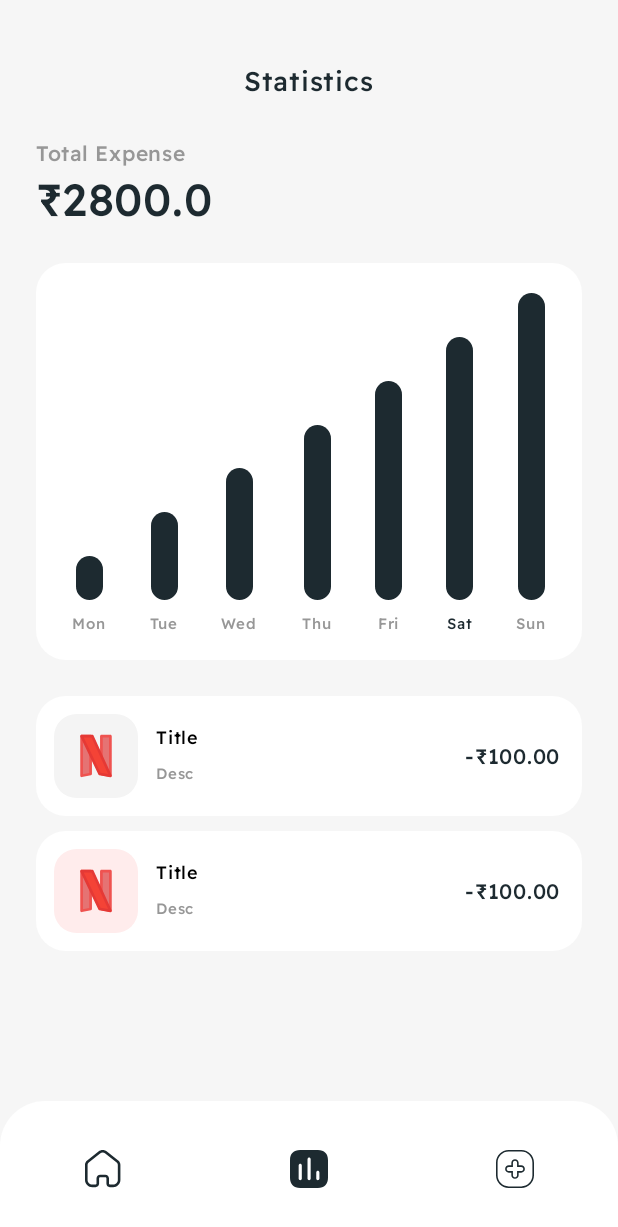
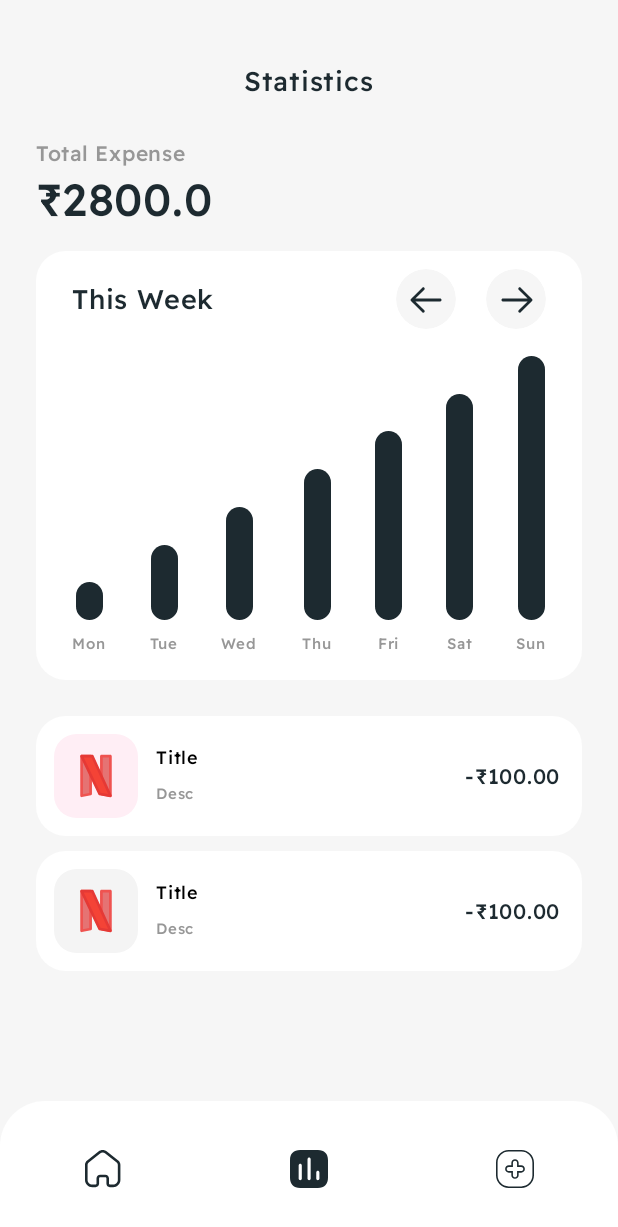
Before and after one commit to PiyushJT/Centsible, an Android app built with Jetpack Compose: the @Preview function StatsScreenPreview, on a phone screen of 412 x 824 dp. Shown: the top 1227 px of the screen. Run offline under Robolectric (Android 15) with nearby library versions, the phone set to English and light mode, and no system bars; our stand-ins replace Room's generated code.

Commit message:
Can Change Weeks in statistics screen (like next week and previous week)

```diff
--- a/app/build.gradle.kts
+++ b/app/build.gradle.kts
@@ -14,8 +14,8 @@ android {
         minSdk = 29
         //noinspection OldTargetApi
         targetSdk = 34
-        versionCode = 4
-        versionName = "1.03"
+        versionCode = 5
+        versionName = "1.05"
 
         testInstrumentationRunner = "androidx.test.runner.AndroidJUnitRunner"
         vectorDrawables {
--- a/app/src/main/java/com/piyushjt/centsible/ExpenseDao.kt
+++ b/app/src/main/java/com/piyushjt/centsible/ExpenseDao.kt
@@ -23,7 +23,7 @@ interface ExpenseDao {
     @Query("SELECT * FROM expense WHERE amount < 0 AND date BETWEEN :startDate AND :endDate ORDER BY date DESC, id DESC")
     suspend fun getExpenseInPeriod(startDate: Long, endDate: Long) : List<Expense>
 
-    @Query("SELECT 0 - SUM(amount) FROM expense WHERE date = :date")
+    @Query("SELECT 0 - SUM(amount) FROM expense WHERE date = :date AND amount < 0")
     suspend fun getAmount(date: Long) : Float
 
     @Query("SELECT SUM(amount) FROM expense")
--- a/app/src/main/java/com/piyushjt/centsible/screens/EditExpenseScreen.kt
+++ b/app/src/main/java/com/piyushjt/centsible/screens/EditExpenseScreen.kt
@@ -223,8 +223,6 @@ fun BackButton(
             .height(50.dp),
 
         onClick = {
-
-            // TODO: onEvent(ExpenseEvent.ClearState)
 
             navController.popBackStack()
 
--- a/app/src/main/java/com/piyushjt/centsible/screens/StatisticsScreen.kt
+++ b/app/src/main/java/com/piyushjt/centsible/screens/StatisticsScreen.kt
@@ -11,10 +11,14 @@ import androidx.compose.foundation.layout.fillMaxSize
 import androidx.compose.foundation.layout.fillMaxWidth
 import androidx.compose.foundation.layout.height
 import androidx.compose.foundation.layout.padding
+import androidx.compose.foundation.layout.size
 import androidx.compose.foundation.layout.width
 import androidx.compose.foundation.rememberScrollState
 import androidx.compose.foundation.shape.RoundedCornerShape
 import androidx.compose.foundation.verticalScroll
+import androidx.compose.material3.Icon
+import androidx.compose.material3.IconButton
+import androidx.compose.material3.IconButtonColors
 import androidx.compose.material3.Surface
 import androidx.compose.material3.Text
 import androidx.compose.runtime.Composable
@@ -30,6 +34,7 @@ import androidx.compose.ui.graphics.Color
 import androidx.compose.ui.layout.onGloballyPositioned
 import androidx.compose.ui.platform.LocalDensity
 import androidx.compose.ui.res.colorResource
+import androidx.compose.ui.res.painterResource
 import androidx.compose.ui.tooling.preview.Preview
 import androidx.compose.ui.unit.dp
 import androidx.compose.ui.unit.sp
@@ -44,6 +49,8 @@ import com.piyushjt.centsible.UI
 import com.piyushjt.centsible.UI.readexPro
 import com.piyushjt.centsible.Util
 import com.piyushjt.centsible.ui.theme.CentsibleTheme
+import java.time.LocalDate
+import java.time.format.DateTimeFormatter
 
 
 // Statistics Screen
@@ -152,6 +159,61 @@ fun TotalExpense(
 
 
 
+
+@Composable
+fun PeriodChangeButton(
+    state: ExpenseState,
+    next: Boolean,
+    onEvent: (ExpenseEvent) -> Unit
+) {
+
+
+    IconButton(
+        modifier = Modifier
+            .size(40.dp),
+
+        onClick = {
+
+            val dateForPeriod = state.dateForPeriod
+
+            val newDateForPeriod =
+                if (next)
+                    Util.getNextWeekDate(dateForPeriod)
+                else
+                    Util.getPreviousWeekDate(dateForPeriod)
+
+            onEvent(ExpenseEvent.ChangeDateForPeriod(newDateForPeriod))
+
+        },
+
+        colors = IconButtonColors(
+            contentColor = UI.colors("main_text"),
+            disabledContentColor = UI.colors("background"),
+            containerColor = UI.colors("background"),
+            disabledContainerColor = UI.colors("background")
+        )
+
+    ) {
+
+        // Icon
+        Icon(
+            modifier = Modifier
+                .height(30.dp)
+                .width(30.dp),
+
+            painter =  painterResource(
+                id = if (next) R.drawable.forward else R.drawable.back
+            ),
+
+            contentDescription = if (next) "Next Week" else "Previous Week"
+        )
+
+    }
+
+
+}
+
+
 @Composable
 fun StatsCard(
     state: ExpenseState,
@@ -174,23 +236,70 @@ fun StatsCard(
     val density = LocalDensity.current
 
 
-    Box(
+    Column (
         modifier = Modifier
-            .padding(top = 24.dp)
+            .padding(top = 16.dp)
             .fillMaxWidth()
             .clip(RoundedCornerShape(20.dp))
             .background(colorResource(id = R.color.card_background))
-            .aspectRatio(1.374f)
+            .aspectRatio(1.274f)
             .onGloballyPositioned { coordinates ->
                 heightDp = with(density) { coordinates.size.height.toDp() }
             }
 
     ) {
 
+        Row (
+            modifier = Modifier
+                .padding(start = 24.dp, end = 24.dp, top = 12.dp)
+                .fillMaxWidth(),
+            verticalAlignment = Alignment.CenterVertically,
+            horizontalArrangement = Arrangement.SpaceBetween
+
+        ) {
+
+            val week = if (state.dateForPeriod == Util.getCurrentDate())
+                "This Week"
+            else if (state.dateForPeriod == Util.getPreviousWeekDate(Util.getCurrentDate()))
+                "Last Week"
+            else
+                getTextOfWeek(state.dateForPeriod)
+
+
+
+            Text(
+                text = week,
+                color = UI.colors("main_text"),
+                fontSize = 18.sp,
+                fontFamily = readexPro
+            )
+
+            Row (
+                modifier = Modifier
+                    .width(100.dp),
+                verticalAlignment = Alignment.CenterVertically,
+                horizontalArrangement = Arrangement.SpaceBetween
+            ) {
+
+                PeriodChangeButton(
+                    state = state,
+                    next = false,
+                    onEvent = onEvent
+                )
+
+                PeriodChangeButton(
+                    state = state,
+                    next = true,
+                    onEvent = onEvent
+                )
+
+            }
+        }
+
         Box(
             modifier = Modifier
                 .padding(horizontal = 24.dp, vertical = 12.dp)
-                .fillMaxSize()
+                .fillMaxSize(),
         ) {
 
             Row(
@@ -211,9 +320,9 @@ fun StatsCard(
 
                         Box(
                             modifier = Modifier
-                                .defaultMinSize(minHeight = 5.dp)
+                                .defaultMinSize(minHeight = 0.dp)
                                 .width(18.dp)
-                                .height((heightDp - 60.dp) * fraction)
+                                .height((heightDp - 110.dp) * fraction)
                                 .clip(RoundedCornerShape(26.dp))
                                 .background(colorResource(id = R.color.main_text))
                         )
@@ -222,10 +331,7 @@ fun StatsCard(
                             modifier = Modifier
                                 .padding(top = 4.dp),
                             text = days[ind],
-                            color = if (curDay == ind+1)
-                                    UI.colors("main_text")
-                                else
-                                    UI.colors("grey"),
+                            color = UI.colors("grey"),
                             fontSize = 10.sp,
                             fontFamily = readexPro
                         )
@@ -243,7 +349,6 @@ fun StatsCard(
 
 @Composable
 fun ExpensesInPeriod(
-    modifier: Modifier = Modifier,
     state: ExpenseState,
     onEvent: (ExpenseEvent) -> Unit,
     navController: NavController? = null
@@ -273,6 +378,23 @@ fun ExpensesInPeriod(
 
 }
 
+
+
+fun getTextOfWeek(
+    periodDate: Long
+): String {
+    val firstDate = Util.getWeekDates(periodDate).first()
+    val lastDate = Util.getWeekDates(periodDate).last()
+
+    val fDay = (firstDate % 100).toString().padStart(2, '0') // Extract last two digits (DD)
+    val fM = ((firstDate / 100) % 100).toString().padStart(2, '0') // Extract middle two digits (MM)
+
+    val lDay = (lastDate % 100).toString().padStart(2, '0') // Extract last two digits (DD)
+    val lM = ((lastDate / 100) % 100).toString().padStart(2, '0') // Extract middle two digits (MM)
+
+    return "$fDay/$fM - $lDay/$lM"
+
+}
 
 
 
--- /dev/null
+++ b/app/src/main/res/drawable/forward.xml
@@ -0,0 +1,11 @@
+<vector xmlns:android="http://schemas.android.com/apk/res/android"
+    android:width="24dp"
+    android:height="24dp"
+    android:viewportWidth="24"
+    android:viewportHeight="24">
+    <group android:scaleX="-1" android:translateX="24">
+        <path
+            android:pathData="M20,12.274C20,12.654 19.718,12.968 19.352,13.017L19.25,13.024L6.066,13.024L10.829,17.767C11.123,18.059 11.123,18.534 10.831,18.828C10.566,19.095 10.149,19.12 9.855,18.903L9.771,18.83L3.721,12.806C3.682,12.768 3.648,12.726 3.62,12.682C3.612,12.669 3.604,12.655 3.596,12.641C3.589,12.63 3.582,12.617 3.576,12.605C3.568,12.587 3.559,12.568 3.552,12.549C3.546,12.534 3.541,12.52 3.536,12.505C3.53,12.488 3.525,12.468 3.52,12.449C3.517,12.436 3.514,12.422 3.512,12.409C3.509,12.39 3.506,12.37 3.504,12.35C3.502,12.334 3.501,12.319 3.5,12.303C3.5,12.294 3.5,12.284 3.5,12.274L3.5,12.245C3.501,12.231 3.502,12.216 3.503,12.201L3.5,12.274C3.5,12.227 3.504,12.181 3.513,12.136C3.515,12.125 3.517,12.114 3.52,12.103C3.525,12.081 3.531,12.059 3.538,12.038C3.542,12.027 3.546,12.016 3.55,12.004C3.559,11.982 3.568,11.96 3.579,11.939C3.584,11.929 3.589,11.919 3.595,11.909C3.604,11.892 3.614,11.877 3.624,11.861C3.631,11.85 3.639,11.839 3.648,11.828L3.654,11.819C3.674,11.792 3.696,11.767 3.72,11.744L3.721,11.743L9.771,5.718C10.064,5.426 10.539,5.427 10.831,5.721C11.097,5.987 11.12,6.404 10.902,6.697L10.829,6.781L6.068,11.524L19.25,11.524C19.664,11.524 20,11.86 20,12.274Z"
+            android:fillColor="#1D2A30"/>
+    </group>
+</vector>
```
Also changed, not shown: app/src/main/java/com/piyushjt/centsible/Util.kt (+28 -0 lines).
